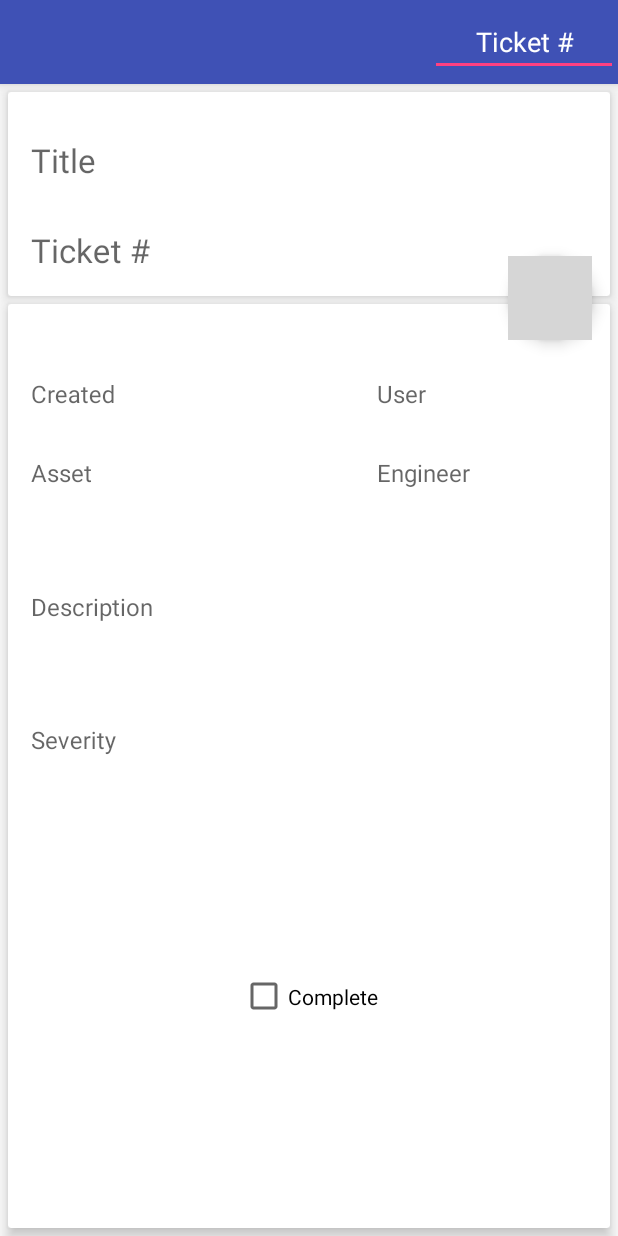
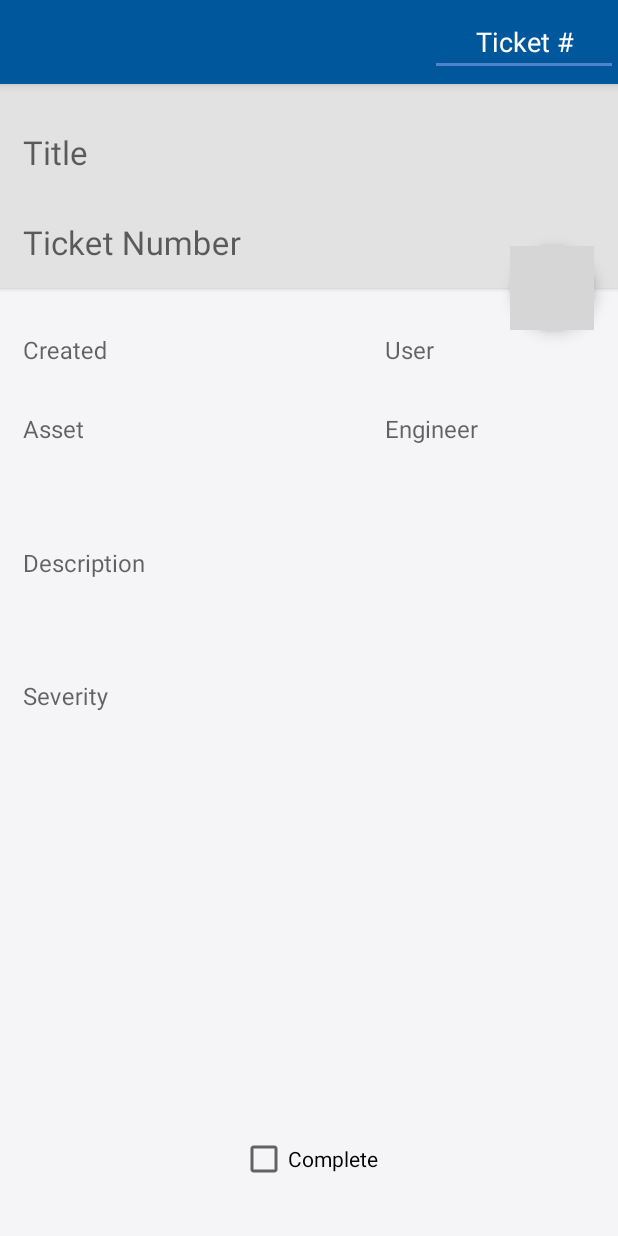
Before and after one commit to lint0n/TICKETMANAGEMENTSYSTEM, an Android app: the layout activity_search.xml on its own in the app's theme, with its tools: preview values and no code run, on a phone screen of 412 x 824 dp. Run offline under Robolectric (Android 15) with nearby library versions, the phone set to English and light mode, and no system bars; grey boxes are pictures that could not be loaded.

Commit message:
material design updates

```diff
--- a/app/src/main/java/a13070817/ticketmanagementsystem/Search.java
+++ b/app/src/main/java/a13070817/ticketmanagementsystem/Search.java
@@ -226,7 +226,7 @@ public class Search extends AppCompatActivity{
         //catch Exception, take input and convert to String. Then display as Toast informing of an unsuccessful query
         catch(Exception exc){
             //Toast.makeText(this, "Ticket not updated", Toast.LENGTH_LONG).show();
-            Snackbar snackbar = Snackbar.make(findViewById(android.R.id.content), "Ticket not updated" , Snackbar.LENGTH_LONG);
+            Snackbar snackbar = Snackbar.make(findViewById(android.R.id.content), "Ticket not updated." , Snackbar.LENGTH_LONG);
             snackbar.show();
         }
     }
--- a/app/src/main/java/a13070817/ticketmanagementsystem/Statistics.java
+++ b/app/src/main/java/a13070817/ticketmanagementsystem/Statistics.java
@@ -173,7 +173,7 @@ public class Statistics extends AppCompatActivity {
         public void onClick(View v){
             Uri uri = Uri.parse(Environment.getExternalStorageDirectory() + "/myFolder/");
             Intent intent = new Intent(Intent.ACTION_VIEW);
-            intent.setDataAndType(uri, "resource/folder");
+            intent.setDataAndType(uri, "resource/fold1er");
 
             if ( intent.resolveActivityInfo(getPackageManager(), 0) != null){
                 startActivity(intent);
--- a/app/src/main/res/layout/activity_search.xml
+++ b/app/src/main/res/layout/activity_search.xml
@@ -1,32 +1,31 @@
 <?xml version="1.0" encoding="utf-8"?>
-<RelativeLayout
+<android.support.design.widget.CoordinatorLayout
   xmlns:android="http://schemas.android.com/apk/res/android"
     xmlns:app="http://schemas.android.com/apk/res-auto"
     xmlns:tools="http://schemas.android.com/tools"
     android:id="@+id/activity_job_lookup"
+    tools:context="a13070817.ticketmanagementsystem.Search"
+    android:layout_width="match_parent"
+    android:layout_height="match_parent">
+
+    <LinearLayout
         android:layout_width="match_parent"
         android:layout_height="match_parent"
-    tools:context="a13070817.ticketmanagementsystem.Search">
+        android:orientation="vertical"
+        android:layout_below="@id/toolbar">
 
-    <!-- Includes Toolbar -->
         <include
             android:id="@+id/toolbar"
             layout="@layout/toolbar1" />
-        <!-- LookupRL1 - ID and Title -->
-        <android.support.v7.widget.CardView
-            xmlns:card_view="http://schemas.android.com/apk/res-auto"
-            android:layout_width="match_parent"
-            android:layout_height="wrap_content"
-            android:id="@+id/Card1"
-            android:layout_below="@+id/toolbar"
-            android:layout_margin="5dp"
-            card_view:cardElevation="5dp">
 
         <RelativeLayout
             android:layout_width="match_parent"
             android:layout_height="wrap_content"
             android:id="@+id/LookupRL1"
-                android:padding="5dp">
+            android:padding="5dp"
+            android:background="#E2E2E2"
+            android:elevation="2dp">
+
             <android.support.design.widget.TextInputLayout
                 android:layout_height="wrap_content"
                 android:id="@+id/TIL_Title"
@@ -55,46 +54,28 @@
                 <EditText
                     android:layout_width="match_parent"
                     android:layout_height="wrap_content"
-                        android:hint="Ticket #"
+                    android:hint="Ticket Number"
                     android:id="@+id/JobID"
                     style="@style/FullWidthEditText"
                     android:textSize="22sp"/>
             </android.support.design.widget.TextInputLayout>
-
         </RelativeLayout>
-        </android.support.v7.widget.CardView>
-
-    <android.support.v7.widget.CardView
-        xmlns:card_view="http://schemas.android.com/apk/res-auto"
-        android:layout_width="match_parent"
-        android:layout_height="wrap_content"
-        android:id="@+id/Card2"
-        card_view:cardElevation="5dp"
-        android:layout_alignParentStart="true"
-        android:layout_alignParentBottom="true"
-        android:layout_marginLeft="5dp"
-        android:layout_marginRight="5dp"
-        android:layout_marginBottom="5dp"
-        android:layout_below="@+id/Card1">
-
-
 
         <RelativeLayout
             android:layout_width="wrap_content"
             android:layout_height="match_parent"
             android:id="@+id/LookupRL2"
-        android:layout_below="@+id/Card1"
-        android:layout_alignParentStart="true"
-        android:layout_marginTop="14dp"
-        android:padding="5dp">
+            android:padding="5dp"
+            android:background="#F5F5F7"
+            android:layout_below="@+id/LookupRL1"
+            android:layout_alignParentStart="true">
 
-    <!--Date-->
              <android.support.design.widget.TextInputLayout
                 android:layout_height="wrap_content"
                 android:id="@+id/TIL_Date"
                 android:layout_alignParentStart="true"
                 android:layout_toStartOf="@+id/TIL_Customer"
-        android:layout_marginTop="10dp"
+                android:layout_marginTop="5dp"
                 android:layout_width="180dp">
                 <EditText
                     android:layout_width="match_parent"
@@ -154,23 +135,6 @@
         </android.support.design.widget.TextInputLayout>
 
             <android.support.design.widget.TextInputLayout
-            android:layout_height="wrap_content"
-            android:id="@+id/TIL_Severity"
-            android:layout_below="@+id/TIL_Description"
-            android:layout_alignParentEnd="true"
-            android:layout_alignStart="@+id/checkBox"
-            android:layout_width="100dp">
-
-            <EditText
-                android:layout_width="match_parent"
-                android:layout_height="wrap_content"
-                android:id="@+id/JobSeverity"
-                android:hint="Severity"
-                style="@style/FullWidthEditText"
-                android:maxLines="1" />
-        </android.support.design.widget.TextInputLayout>
-
-        <android.support.design.widget.TextInputLayout
         android:layout_width="match_parent"
             android:id="@+id/TIL_Description"
             android:layout_below="@+id/TIL_Asset"
@@ -192,25 +156,40 @@
                 android:layout_width="wrap_content"
                 android:layout_height="wrap_content"
                 android:id="@+id/checkBox"
-            style="@android:style/Widget.Material.CompoundButton.CheckBox"
+                style="@android:style/Widget.DeviceDefault.CompoundButton.CheckBox"
                 android:checked="false"
+                android:layout_marginBottom="30dp"
                 android:layout_alignParentBottom="true"
-            android:layout_centerHorizontal="true"
-            android:layout_below="@+id/TIL_Severity" />
+                android:layout_centerHorizontal="true" />
+
+            <android.support.design.widget.TextInputLayout
+                android:layout_height="wrap_content"
+                android:id="@+id/TIL_Severity"
+                android:layout_width="100dp"
+                android:layout_below="@+id/TIL_Description"
+                android:layout_alignParentStart="true"
+                android:layout_alignParentEnd="true">
+
+                <EditText
+                    android:layout_width="match_parent"
+                    android:layout_height="wrap_content"
+                    android:id="@+id/JobSeverity"
+                    android:hint="Severity"
+                    style="@style/FullWidthEditText"
+                    android:maxLines="1" />
+            </android.support.design.widget.TextInputLayout>
 
         </RelativeLayout>
-    </android.support.v7.widget.CardView>
+    </LinearLayout>
 
     <android.support.design.widget.FloatingActionButton
         android:layout_width="wrap_content"
         android:layout_height="wrap_content"
-        app:layout_anchor="@id/Card1"
+        app:layout_anchor="@id/LookupRL1"
         android:onClick="updateJob"
         app:srcCompat="@drawable/ic_update_white_48dp"
+        android:layout_margin="16dp"
         android:id="@+id/fabUpdate"
-        android:layout_marginEnd="12dp"
-        android:layout_marginTop="109dp"
-        app:layout_anchorGravity="center"
-        android:layout_alignTop="@+id/Card1"
-        android:layout_alignEnd="@+id/Card1" />
-</RelativeLayout>
+        app:layout_anchorGravity="bottom|right|end" />
+
+</android.support.design.widget.CoordinatorLayout>
--- a/app/src/main/res/values/styles.xml
+++ b/app/src/main/res/values/styles.xml
@@ -3,9 +3,9 @@
     <!-- Base application theme. -->
     <style name="AppTheme" parent="@style/Theme.AppCompat.Light.NoActionBar">
         <!-- Customize your theme here. -->
-        <item name="colorPrimary">#3F51B5</item>
-        <item name="colorPrimaryDark">#303F9F</item>
-        <item name="colorAccent">#FF4081</item>
+        <item name="colorPrimary">#01579b</item>
+        <item name="colorPrimaryDark">#002f6c</item>
+        <item name="colorAccent">#4f83cc</item>
     </style>
 
     <style name="AppTheme.AppBarOverlay" parent="ThemeOverlay.AppCompat.Dark.ActionBar" />
```
Also changed, not shown: app/src/main/res/layout/activity_create.xml (+12 -15 lines), app/src/main/res/values/strings.xml (+8 -8 lines). Lines whose indentation alone changed are shown as unchanged.
